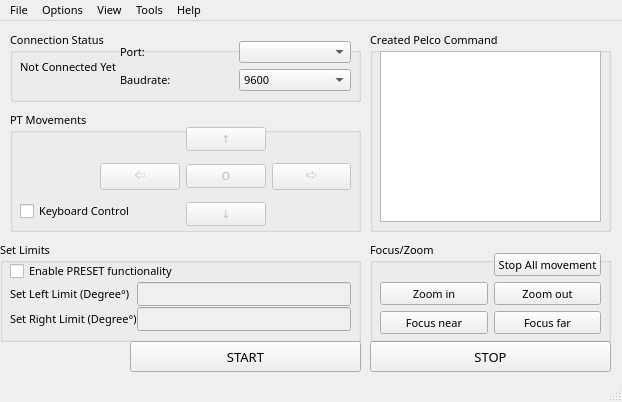
Above: mainwindow.ui from mcagriaksoy/PTZControl before the change. Below: the same form after it.
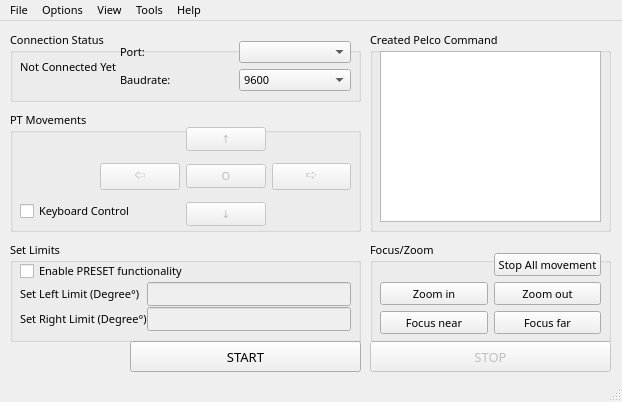
That is the form after the change.

Commit message: Visual Fixes, Stop button improvements

The edit to the form file:
```diff
--- a/mainwindow.ui
+++ b/mainwindow.ui
@@ -138,6 +138,9 @@
     </widget>
    </widget>
    <widget class="QPushButton" name="stopButton">
+    <property name="enabled">
+     <bool>false</bool>
+    </property>
     <property name="geometry">
      <rect>
       <x>370</x>
@@ -258,9 +261,9 @@
    <widget class="QGroupBox" name="groupBox_2">
     <property name="geometry">
      <rect>
-      <x>0</x>
+      <x>10</x>
       <y>220</y>
-      <width>361</width>
+      <width>351</width>
       <height>101</height>
      </rect>
     </property>
@@ -272,7 +275,7 @@
       <rect>
        <x>10</x>
        <y>40</y>
-       <width>341</width>
+       <width>331</width>
        <height>51</height>
       </rect>
      </property>
```
The commit also changes 2 other files.
